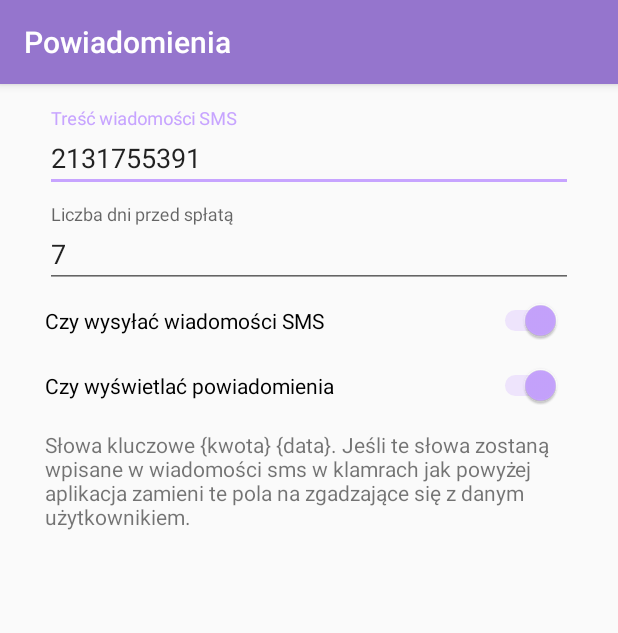
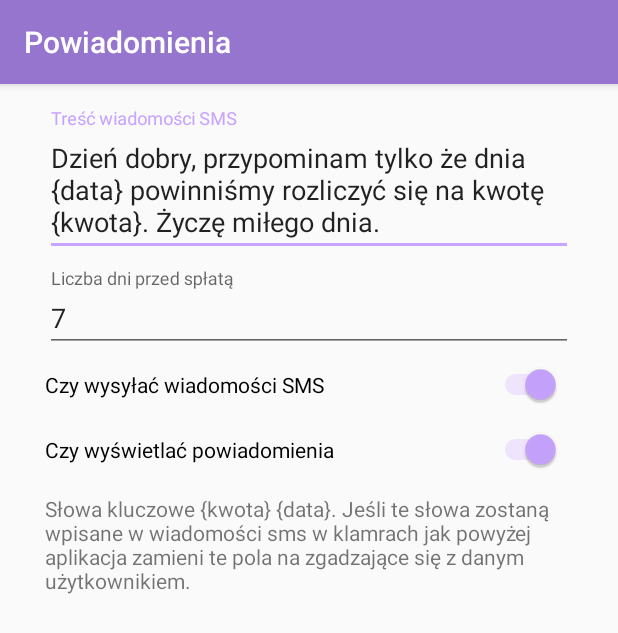
Before and after one commit to MarcinBrzezinski96/PracaDyplomowa, an Android app: the screen it shows after launch (NotifyActivity), after a tap on "POWIADOMIENIA", on a phone screen of 412 x 824 dp. Shown: the top 633 px of the screen. Run offline under Robolectric (Android 15) with nearby library versions, the phone set to English and light mode, and no system bars; our stand-ins replace ButterKnife.

Commit message:
Fixed scientific notation, now it shows integer.

```diff
--- a/app/src/main/java/com/example/marcin/pracadyplomowa/AddEditCreditor.java
+++ b/app/src/main/java/com/example/marcin/pracadyplomowa/AddEditCreditor.java
@@ -182,6 +182,7 @@ public abstract class AddEditCreditor extends AppCompatActivity {
         {
             try {
                 dAmount = Double.parseDouble(amount);
+
             }
             catch (NumberFormatException e)
             {
@@ -206,7 +207,7 @@ public abstract class AddEditCreditor extends AppCompatActivity {
             {
                 Toast.makeText(AddEditCreditor.this, "Proszę wprowadzić poprawą kwotę", Toast.LENGTH_LONG).show();
             }
-            if(textInputPhone.getText().toString().trim().length() != 9)
+            else if(textInputPhone.getText().toString().trim().length() != 9)
             {
                 Toast.makeText(AddEditCreditor.this, "Proszę wprowadzić numer telefonu", Toast.LENGTH_LONG).show();
             }
--- a/app/src/main/java/com/example/marcin/pracadyplomowa/CreditorsActivity.java
+++ b/app/src/main/java/com/example/marcin/pracadyplomowa/CreditorsActivity.java
@@ -12,6 +12,9 @@ import android.widget.LinearLayout;
 import android.widget.ScrollView;
 import android.widget.TextView;
 import android.widget.Toast;
+
+import java.text.DecimalFormat;
+import java.text.NumberFormat;
 
 import butterknife.BindView;
 import butterknife.ButterKnife;
@@ -152,8 +155,9 @@ public class CreditorsActivity extends AppCompatActivity {
                 date.setId(tableLength + 1);
                 date.setLayoutParams(firstLabelParams);
 
+                NumberFormat formatter = new DecimalFormat("#0");
                 final TextView amount = new TextView(CreditorsActivity.this);
-                amount.setText("Suma: " + tabela.getString(4) + "zł");
+                amount.setText("Suma: " + formatter.format(tabela.getDouble(4))  + "zł");
                 amount.setId(tableLength + 2);
                 amount.setLayoutParams(firstLabelParams);
 
--- a/app/src/main/java/com/example/marcin/pracadyplomowa/NotifySharedPreferences.java
+++ b/app/src/main/java/com/example/marcin/pracadyplomowa/NotifySharedPreferences.java
@@ -22,7 +22,7 @@ public class NotifySharedPreferences {
     {
         if(!preferencesManager.contains("sms"))
         {
-            preferencesEditor.putString("sms", String.valueOf(R.string.SMS_message));
+            preferencesEditor.putString("sms", "Dzień dobry, przypominam tylko że dnia {data} powinniśmy rozliczyć się na kwotę {kwota}. Życzę miłego dnia.");
             preferencesEditor.putInt("DaysBeforeNotification", 7);
             preferencesEditor.putBoolean("IfSendSMS", true);
             preferencesEditor.putBoolean("IfShowNotify", true);
--- a/app/src/main/res/layout/activity_adding_creditor.xml
+++ b/app/src/main/res/layout/activity_adding_creditor.xml
@@ -55,7 +55,8 @@
                     android:layout_width="match_parent"
                     android:layout_height="wrap_content"
                     android:hint="@string/text_input_amount"
-                    android:inputType="numberDecimal" />
+                    android:inputType="numberSigned"
+                    android:digits="0123456789"/>
             </android.support.design.widget.TextInputLayout>
 
             <android.support.design.widget.TextInputLayout
--- a/app/src/main/res/values/strings.xml
+++ b/app/src/main/res/values/strings.xml
@@ -34,7 +34,6 @@
     <string name="radio_button_if_notify">Czy wyświetlać powiadomienia</string>
     <string name="text_label_instruction">Słowa kluczowe {kwota} {data}. Jeśli te słowa zostaną wpisane w wiadomości sms w klamrach jak powyżej aplikacja zamieni te pola na zgadzające się z danym użytkownikiem.</string>
 
-
     <string-array name="planets_array">
         <item>Jednorazowo</item>
         <item>Tygodniowo</item>
@@ -45,6 +44,6 @@
         <item>Rocznie</item>
     </string-array>
 
-    <string name="SMS_message">Dzień dobry, przypominam tylko że dnia {data} powinniśmy rozliczyć się na kwotę {kwota}. Życzę miłego dnia.</string>
+
 
 </resources>
```
